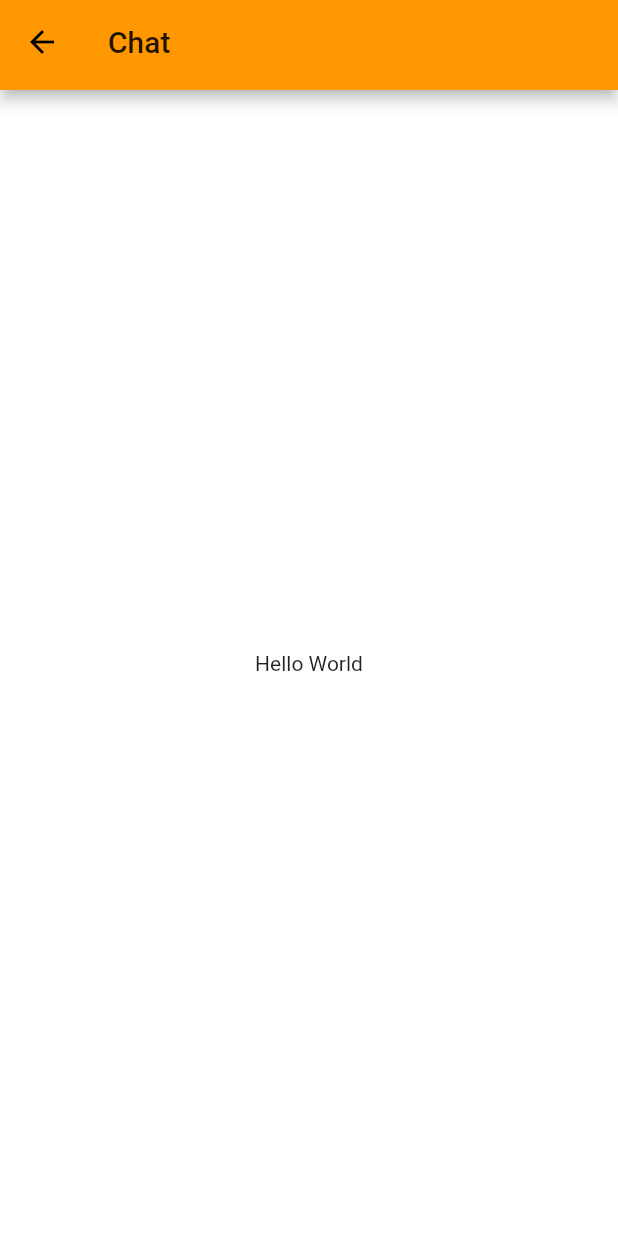
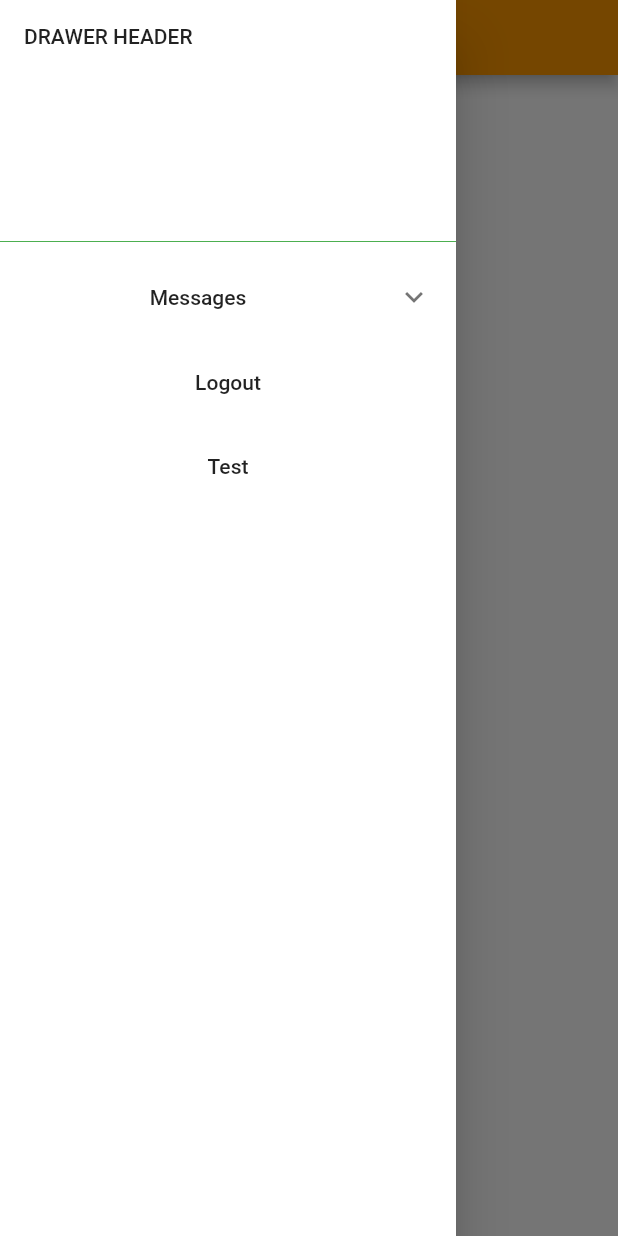
Before and after one commit to AlexisHackages/cityton_mobile, a Flutter app: the FramePage screen opened directly, with the side drawer open (before the commit the screen has no drawer), on a phone screen of 412 x 824 dp. Run offline on Flutter 3.47's test engine with Material 2 defaults, Android fonts, the phone set to English and light mode, and no system bars; our stand-ins replace dio, flutter_secure_storage; missing offline and left inert: flutter_stetho; accounts and stored records are empty.

Commit message:
DIO implements

```diff
--- /dev/null
+++ b/lib/blocs/auth_bloc.dart
@@ -0,0 +1,35 @@
+import 'dart:convert';
+
+import 'package:cityton_mobile/services/auth_service.dart';
+import 'package:flutter/material.dart';
+import 'package:flutter_secure_storage/flutter_secure_storage.dart';
+
+class AuthBloc {
+
+  final AuthService authService = AuthService();
+  final FlutterSecureStorage storage = FlutterSecureStorage();
+
+  AuthBloc();
+
+  Future<bool> login(String email, String password) async {
+    await storage.deleteAll();
+    String token = await authService.login(email, password);
+    await storage.write(key: "token", value: token);
+
+    return true;
+  }
+
+  void logout() {
+    storage.delete(key: "token");
+  }
+
+  Future<String> getToken() async {
+    return await storage.read(key: "token");
+    // String token = "";
+    // storage.read(key: "token").then(
+    //   (String value) => token = value
+    // );
+    // return token;
+  }
+
+}
--- /dev/null
+++ b/lib/blocs/side_menu_bloc.dart
@@ -0,0 +1,13 @@
+import 'package:cityton_mobile/services/chat_service.dart';
+
+class SideMenuBloc {
+
+  final ChatService chatService = new ChatService();
+
+  SideMenuBloc();
+
+  getThreads() async {
+    return await chatService.getThreads();
+  }
+
+}
--- a/lib/components/frame_page.dart
+++ b/lib/components/frame_page.dart
@@ -2,19 +2,18 @@ import "package:flutter/material.dart";
 
 class FramePage extends StatelessWidget {
 
-  final Widget headerNav;
+  final Widget header;
   final Widget sideMenu;
   final Widget body;
 
-  // const FramePage({Key key, this.headerNav, this.sideMenu, this.body}) : super(key: key);
-  const FramePage({Key key, this.headerNav, this.sideMenu, this.body}) : super(key: key);
+  const FramePage({Key key, this.header, this.sideMenu, this.body}) : super(key: key);
 
   @override
   Widget build(BuildContext context) {
 
     return Scaffold(
-      appBar: headerNav,
-      // drawer: sideMenu,
+      appBar: header,
+      drawer: sideMenu,
       body: body
     );
   }
--- /dev/null
+++ b/lib/components/header.dart
@@ -0,0 +1,24 @@
+import 'package:flutter/material.dart';
+
+class Header extends StatelessWidget implements PreferredSizeWidget{
+  final String title;
+  final List<Widget> actions;
+
+  const Header({Key key, this.title, this.actions}) : super(key: key);
+
+  @override
+  Widget build(BuildContext context) {
+    return AppBar (
+      leading:
+          IconButton(
+            icon: Icon(Icons.menu),
+            onPressed: () => Scaffold.of(context).openDrawer()
+          ),
+      title: Text(title),
+      actions: actions
+    );
+  }
+
+  @override
+  Size get preferredSize => new Size.fromHeight(50.0);
+}
--- a/lib/components/header_nav.dart
+++ /dev/null
@@ -1,20 +0,0 @@
-import 'package:flutter/material.dart';
-
-class HeaderNav extends StatelessWidget implements PreferredSizeWidget{
-  final String title;
-  // final List<Widget> actions;
-
-  // const HeaderNav({Key key, this.title, this.actions}) : super(key: key);
-  const HeaderNav({Key key, this.title}) : super(key: key);
-
-  @override
-  Widget build(BuildContext context) {
-    return AppBar (
-      title: Text(title),
-      // actions: actions
-    );
-  }
-
-  @override
-  Size get preferredSize => new Size.fromHeight(60.0);
-}
--- a/lib/components/side_menu.dart
+++ b/lib/components/side_menu.dart
@@ -1,41 +1,62 @@
 import 'package:flutter/material.dart';
+import 'package:cityton_mobile/blocs/auth_bloc.dart';
+import 'package:cityton_mobile/blocs/side_menu_bloc.dart';
 
 class SideMenu extends StatelessWidget {
-  const SideMenu({Key key}) : super(key: key);
+  SideMenu({Key key}) : super(key: key);
+
+  final AuthBloc authBloc = new AuthBloc();
+  final SideMenuBloc sideMenuBloc = new SideMenuBloc();
 
   @override
   Widget build(BuildContext context) {
     return Drawer(
-      // Add a ListView to the drawer. This ensures the user can scroll
-      // through the options in the drawer if there isn't enough vertical
-      // space to fit everything.
-      child: ListView(
-        // Important: Remove any padding from the ListView.
-        padding: EdgeInsets.zero,
+      child: ListView(children: [
+        DrawerHeader(
+          child: Text("DRAWER HEADER"),
+        ),
+        ExpansionTile(
+          title: Text(
+            "Messages",
+            style: TextStyle(),
+            textAlign: TextAlign.center,
+          ),
           children: <Widget>[
-          DrawerHeader(
-            child: Text('Drawer Header'),
-            decoration: BoxDecoration(
-              color: Colors.blue,
+            ListTile(
+              title: Text(
+                "Periodo 1",
+                textAlign: TextAlign.center,
               ),
             ),
             ListTile(
-            title: Text('Item 1'),
-            onTap: () {
-              // Update the state of the app.
-              // ...
+              title: Text(
+                "Periodo 2",
+                textAlign: TextAlign.center,
+              ),
+            ),
+          ],
+        ),
+        ListTile(
+          title: Text(
+            "Logout",
+            textAlign: TextAlign.center,
+          ),
+          onTap: () => {
+            sideMenuBloc.getThreads(),
+            authBloc.logout(),
+            Navigator.pushNamedAndRemoveUntil(context, '/login', (Route<dynamic> route) => false)
           },
         ),
         ListTile(
-            title: Text('Item 2'),
-            onTap: () {
-              // Update the state of the app.
-              // ...
+          title: Text(
+            "Test",
+            textAlign: TextAlign.center,
+          ),
+          onTap: () => {
+            sideMenuBloc.getThreads()
           },
         ),
-        ],
-      ),
+      ]),
     );
-    ;
   }
 }
--- a/lib/main.dart
+++ b/lib/main.dart
@@ -1,8 +1,12 @@
 import 'package:flutter/material.dart';
 import 'package:cityton_mobile/routes.dart';
 import 'package:cityton_mobile/theme/style.dart';
+import 'package:flutter_stetho/flutter_stetho.dart';
 
-void main() => runApp(MyApp());
+void main() => {
+  Stetho.initialize(),
+  runApp(MyApp()),
+};
 
 class MyApp extends StatelessWidget {
   // This widget is the root of your application.
--- /dev/null
+++ b/lib/models/user_minimal.dart
@@ -0,0 +1,6 @@
+class UserMinimal {
+  final int id;
+  final String username;
+
+  UserMinimal(this.id, this.username);
+}
--- a/lib/theme/style.dart
+++ b/lib/theme/style.dart
@@ -8,6 +8,6 @@ ThemeData appTheme() {
     dividerColor: Colors.green,
     buttonColor: Colors.purple,
     scaffoldBackgroundColor: Colors.white,
-    canvasColor: Colors.black,
+    canvasColor: Colors.white,
   );
 }
--- a/pubspec.yaml
+++ b/pubspec.yaml
@@ -22,6 +22,8 @@ dependencies:
   http: ^0.12.0
   rxdart: ^0.23.1
   flutter_secure_storage: ^3.3.1+1
+  dio: ^3.0.9
+  flutter_stetho: ^0.5.2
 
   # The following adds the Cupertino Icons font to your application.
   # Use with the CupertinoIcons class for iOS style icons.
```
Also changed, not shown: lib/blocs/chat_bloc.dart (deleted, +0 -12 lines), lib/blocs/login_bloc.dart (deleted, +0 -26 lines), lib/http/http.dart (added, +38 -0 lines), lib/http/jwt_interceptor.dart (added, +25 -0 lines), lib/models/thread.dart (added, +9 -0 lines), lib/screens/chat.dart (+11 -4 lines), lib/screens/login.dart (+3 -4 lines), lib/services/auth_service.dart (+4 -25 lines), lib/services/chat_service.dart (added, +21 -0 lines), pubspec.lock. Lines whose indentation alone changed are shown as unchanged.
